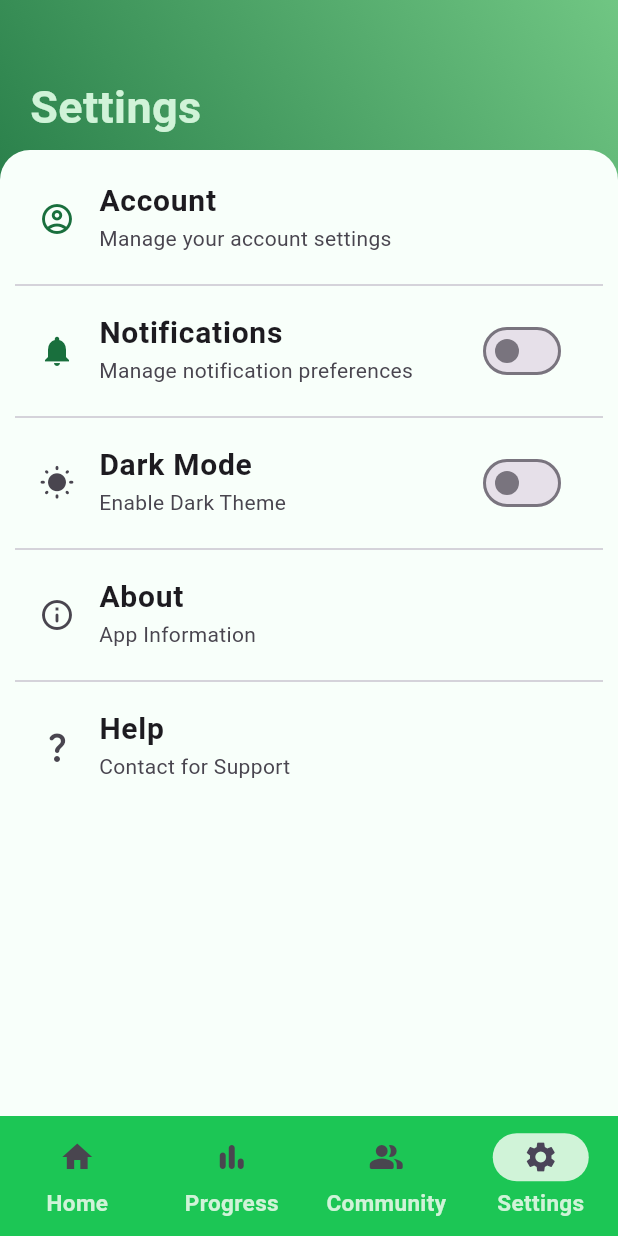
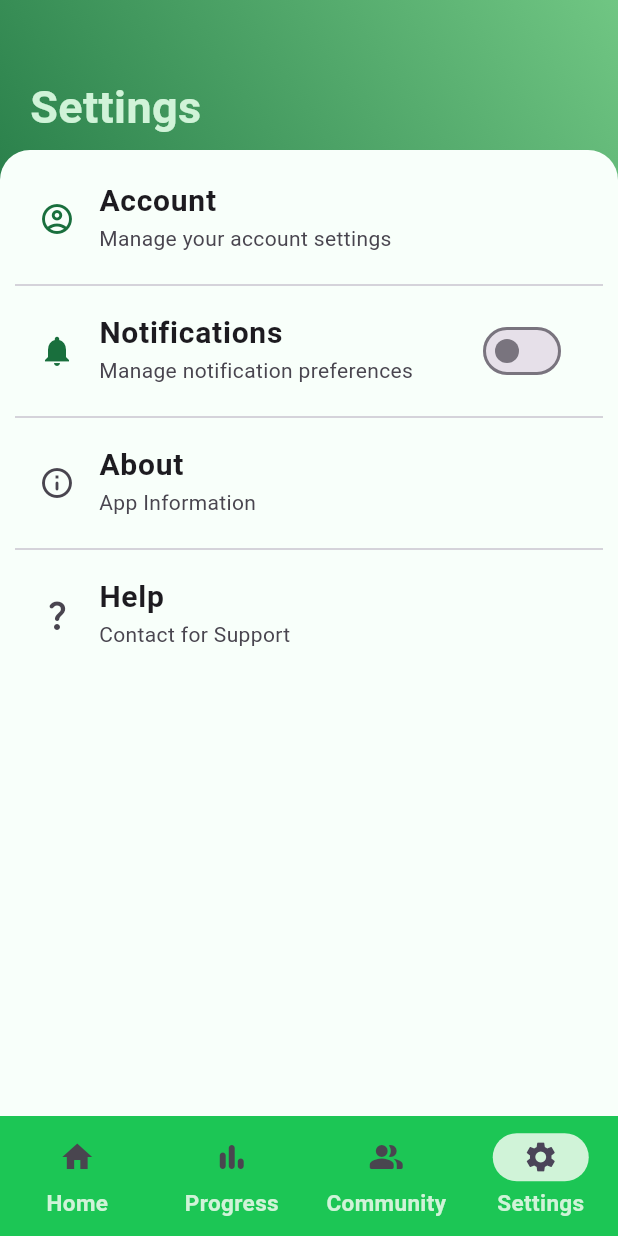
Before and after one commit to saarujan-ui/flutter_project, a Flutter app: the screen it shows after launch, item 4 of the bottom bar chosen, on a phone screen of 412 x 824 dp. Run offline on Flutter 3.47's test engine with Material 3 defaults, Android fonts, the phone set to English and light mode, and no system bars; our stand-ins replace fl_chart.

Commit message:
removed darkmode added navigation

```diff
--- a/lib/Pages/settings_page.dart
+++ b/lib/Pages/settings_page.dart
@@ -1,4 +1,6 @@
 import 'package:flutter/material.dart';
+import 'package:frontend_part_2/Pages/about_page.dart';
+import 'package:frontend_part_2/Pages/help_page.dart';
 import 'package:frontend_part_2/style/colour.dart';
 
 class SettingsPage extends StatefulWidget {
@@ -9,7 +11,6 @@ class SettingsPage extends StatefulWidget {
 }
 
 class _SettingsPageState extends State<SettingsPage> {
-  bool darkMode = false; //state for darkMode;
   bool notificationEnable = false; //state for notifications
 
   @override
@@ -74,7 +75,7 @@ class _SettingsPageState extends State<SettingsPage> {
                       subtitle: Text(
                         "Manage your account settings"
                       ),
-                      onTap: (){},
+                      onTap: (){}, //Add Account Page settings
                     ),
                     Divider(),
                     ListTile(
@@ -104,30 +105,6 @@ class _SettingsPageState extends State<SettingsPage> {
                     Divider(),
                     ListTile(
                       leading: Icon(
-                        darkMode ? Icons.nightlight_round : Icons.wb_sunny_rounded
-                      ),
-                      title: Text(
-                        "Dark Mode",
-                        style: TextStyle(
-                        fontWeight: FontWeight.bold,
-                        fontSize: 20,
-                        ),
-                      ),
-                      subtitle: Text(
-                        "Enable Dark Theme"
-                      ),
-                      trailing: Switch(
-                        value: darkMode,
-                          onChanged: (bool value){
-                          setState(() {
-                            darkMode = value;
-                          });
-                        }
-                      ),
-                    ),
-                    Divider(),
-                    ListTile(
-                      leading: Icon(
                         Icons.info_outline_rounded,
                       ),
                       title: Text(
@@ -140,7 +117,12 @@ class _SettingsPageState extends State<SettingsPage> {
                       subtitle: Text(
                         "App Information"
                       ),
-                      onTap: (){},
+                      onTap: (){
+                        Navigator.push(
+                          context,
+                          MaterialPageRoute(builder: (context) => AboutPage()),
+                        );
+                      },
                     ),
                     Divider(),
                     ListTile(
@@ -157,7 +139,12 @@ class _SettingsPageState extends State<SettingsPage> {
                       subtitle: Text(
                           "Contact for Support"
                       ),
-                      onTap: (){},
+                      onTap: (){
+                        Navigator.push(
+                          context,
+                          MaterialPageRoute(builder: (context) => HelpPage()),
+                        );
+                      },
                     ),
                   ],
                 ),
```
